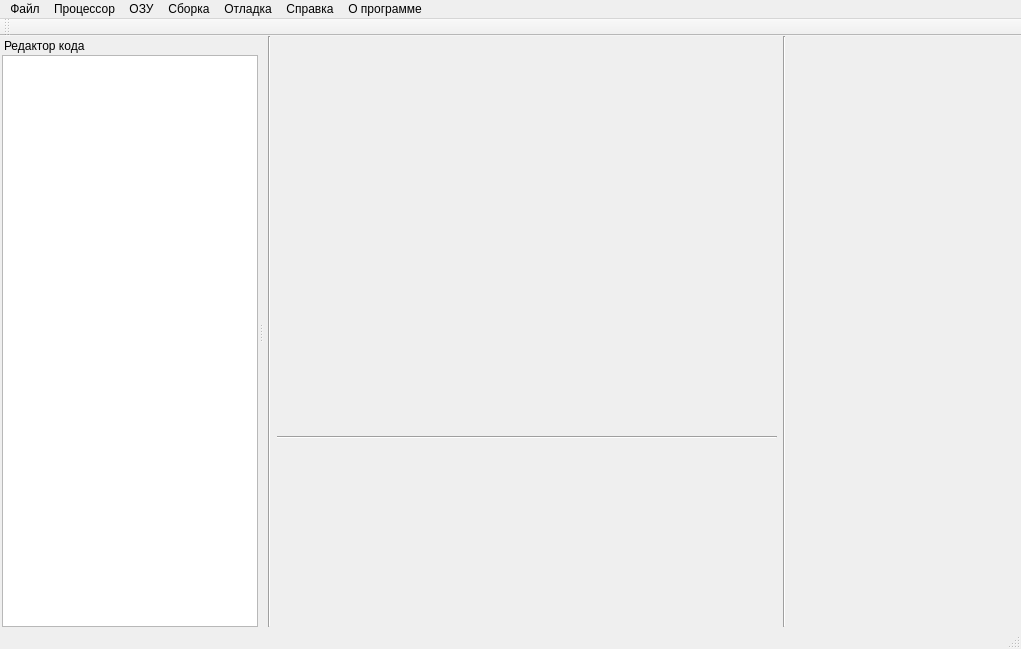
Qt form mainwindow.ui (Buvaluy/VirtualMachine) before a commit.
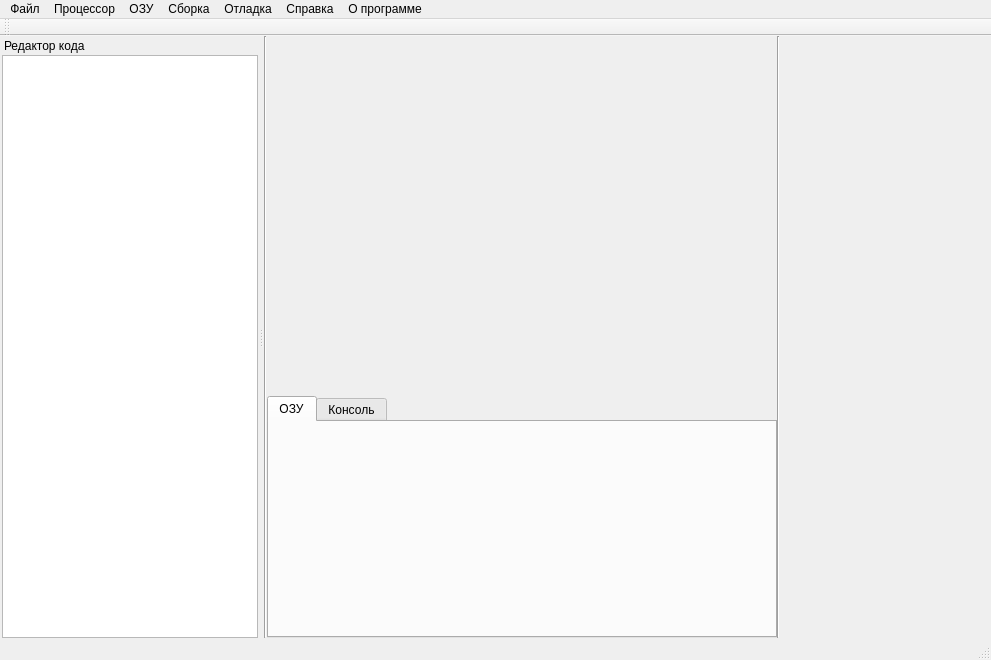
The same form after that commit.

Commit message: Change command interface

```diff
--- a/mainwindow.ui
+++ b/mainwindow.ui
@@ -6,8 +6,8 @@
    <rect>
     <x>0</x>
     <y>0</y>
-    <width>1021</width>
-    <height>649</height>
+    <width>991</width>
+    <height>660</height>
    </rect>
   </property>
   <property name="windowTitle">
@@ -15,14 +15,17 @@
   </property>
   <widget class="QWidget" name="centralWidget">
    <layout class="QHBoxLayout" name="horizontalLayout">
+    <property name="spacing">
+     <number>0</number>
+    </property>
     <property name="leftMargin">
-     <number>4</number>
+     <number>0</number>
     </property>
     <property name="topMargin">
      <number>0</number>
     </property>
     <property name="rightMargin">
-     <number>4</number>
+     <number>0</number>
     </property>
     <property name="bottomMargin">
      <number>0</number>
@@ -35,6 +38,11 @@
      </widget>
     </item>
     <item>
+     <layout class="QVBoxLayout" name="verticalLayout_6">
+      <property name="spacing">
+       <number>0</number>
+      </property>
+      <item>
      <widget class="QWidget" name="widget_2" native="true">
       <property name="minimumSize">
        <size>
@@ -68,14 +76,14 @@
         <widget class="QWidget" name="widget" native="true">
          <property name="minimumSize">
           <size>
-           <width>485</width>
-           <height>400</height>
+             <width>500</width>
+             <height>360</height>
           </size>
          </property>
          <property name="maximumSize">
           <size>
-           <width>485</width>
-           <height>400</height>
+             <width>500</width>
+             <height>360</height>
           </size>
          </property>
          <layout class="QVBoxLayout" name="verticalLayout_4">
@@ -104,13 +112,40 @@
          </layout>
         </widget>
        </item>
-       <item>
-        <widget class="Line" name="line">
-         <property name="orientation">
-          <enum>Qt::Horizontal</enum>
-         </property>
-        </widget>
-       </item>
+        </layout>
+       </widget>
+      </item>
+      <item>
+       <widget class="QTabWidget" name="tabWidget">
+        <property name="minimumSize">
+         <size>
+          <width>510</width>
+          <height>0</height>
+         </size>
+        </property>
+        <property name="currentIndex">
+         <number>0</number>
+        </property>
+        <widget class="QWidget" name="tab">
+         <attribute name="title">
+          <string>ОЗУ</string>
+         </attribute>
+         <layout class="QVBoxLayout" name="verticalLayout_3">
+          <property name="spacing">
+           <number>0</number>
+          </property>
+          <property name="leftMargin">
+           <number>0</number>
+          </property>
+          <property name="topMargin">
+           <number>0</number>
+          </property>
+          <property name="rightMargin">
+           <number>0</number>
+          </property>
+          <property name="bottomMargin">
+           <number>0</number>
+          </property>
        <item>
         <widget class="QWidget" name="widget_4" native="true">
          <layout class="QVBoxLayout" name="verticalLayout_5">
@@ -141,6 +176,14 @@
        </item>
       </layout>
      </widget>
+        <widget class="QWidget" name="tab_2">
+         <attribute name="title">
+          <string>Консоль</string>
+         </attribute>
+        </widget>
+       </widget>
+      </item>
+     </layout>
     </item>
     <item>
      <widget class="Line" name="line_3">
@@ -150,7 +193,14 @@
      </widget>
     </item>
     <item>
-     <widget class="QWidget" name="widget_3" native="true"/>
+     <widget class="QWidget" name="widget_3" native="true">
+      <property name="sizePolicy">
+       <sizepolicy hsizetype="Expanding" vsizetype="Expanding">
+        <horstretch>0</horstretch>
+        <verstretch>0</verstretch>
+       </sizepolicy>
+      </property>
+     </widget>
     </item>
    </layout>
   </widget>
@@ -159,7 +209,7 @@
     <rect>
      <x>0</x>
      <y>0</y>
-     <width>1021</width>
+     <width>991</width>
      <height>20</height>
     </rect>
    </property>
```
Lines whose indentation alone changed are shown as unchanged. The commit also changes 4 other files.
